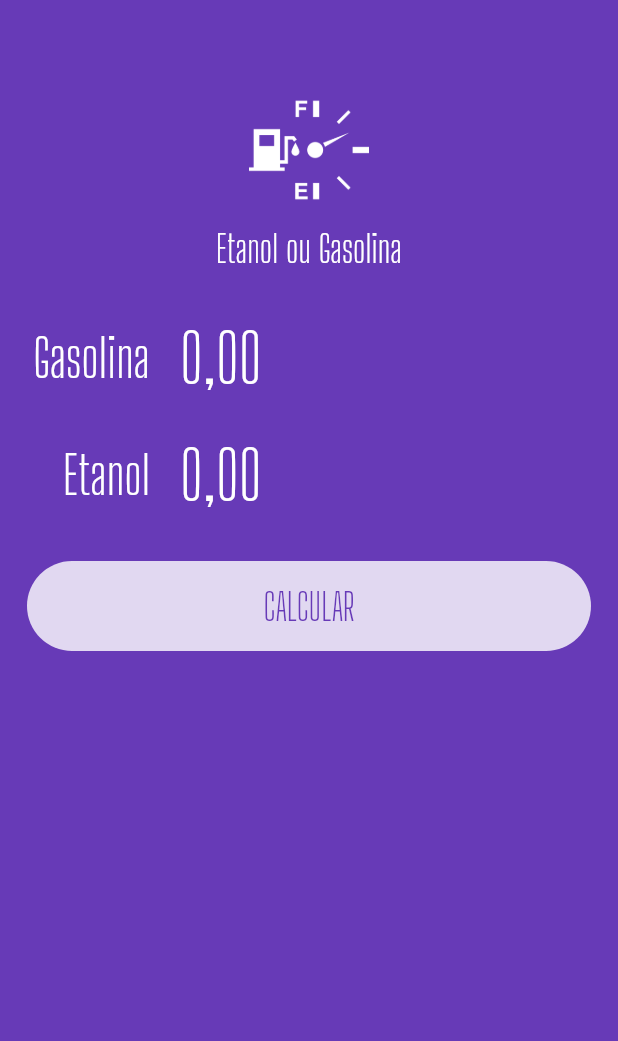
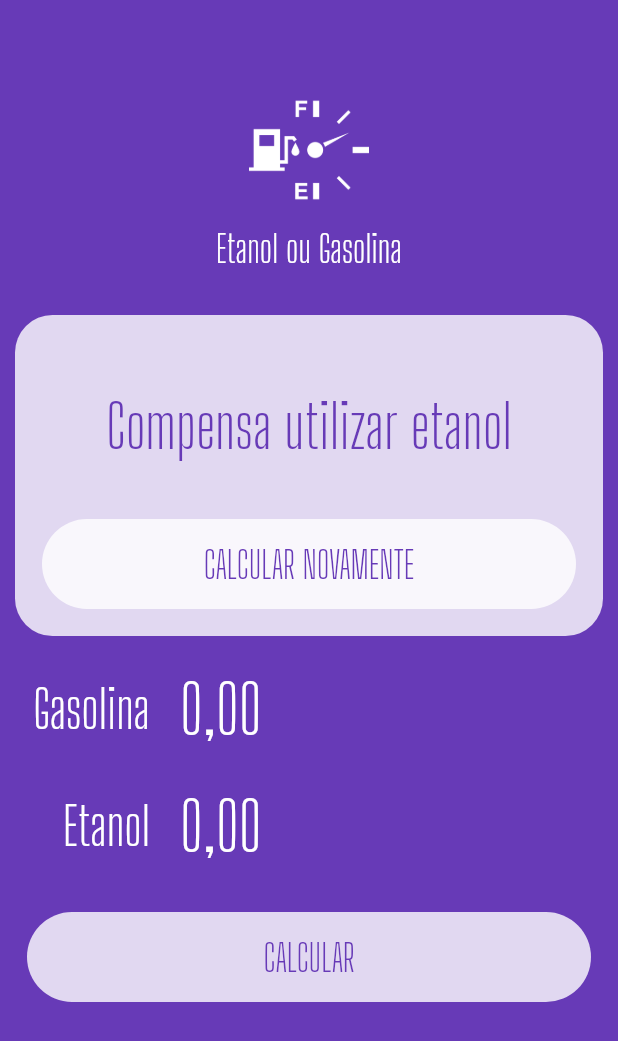
Before and after one commit to claylton/ethanol_or_gasoline, a Flutter app: the screen it shows after launch, on a phone screen of 412 x 824 dp. Shown: the top 1041 px of the screen. Run offline on Flutter 3.47's test engine with Material 2 defaults, Android fonts, the phone set to English and light mode, and no system bars; our stand-ins replace mask_text_input_formatter.

Commit message:
Feat: Add result card

```diff
--- a/lib/main.dart
+++ b/lib/main.dart
@@ -32,26 +32,67 @@
       body: ListView(
         children: <Widget>[
           const LogoWidget(),
+          Container(
+            margin: const EdgeInsets.all(10),
+            decoration: BoxDecoration(
+              color: Colors.white.withOpacity(0.8),
+              borderRadius: BorderRadius.circular(25),
+            ),
+            child: Column(
+              children: <Widget>[
+                const SizedBox(height: 50),
+                Text(
+                  "Compensa utilizar etanol",
+                  style: TextStyle(
+                    color: Theme.of(context).primaryColor,
+                    fontSize: 40,
+                    fontFamily: "Big Shoulders Display",
+                  ),
+                  textAlign: TextAlign.center,
+                ),
+                const SizedBox(height: 20),
+                TextButton(
+                  child: Container(
+                    margin: const EdgeInsets.all(10),
+                    height: 60,
+                    width: double.infinity,
+                    alignment: Alignment.center,
+                    decoration: BoxDecoration(
+                      color: Colors.white.withOpacity(0.8),
+                      // shape: BoxShape.circle,
+                      borderRadius: BorderRadius.circular(60),
+                    ),
+                    child: Text("CALCULAR NOVAMENTE",
+                        style: TextStyle(
+                          color: Theme.of(context).primaryColor,
+                          fontSize: 25,
+                          fontFamily: "Big Shoulders Display",
+                        )),
+                  ),
+                  onPressed: () {},
+                ),
+              ],
+            ),
+          ),
           InputWidget(label: "Gasolina"),
           InputWidget(label: "Etanol"),
           TextButton(
             child: Container(
               margin: const EdgeInsets.all(10),
               height: 60,
+              width: double.infinity,
               alignment: Alignment.center,
               decoration: BoxDecoration(
                 color: Colors.white.withOpacity(0.8),
                 // shape: BoxShape.circle,
                 borderRadius: BorderRadius.circular(60),
               ),
-              child: Text(
-                "CALCULAR",
-                style: TextStyle(
-                  color: Theme.of(context).primaryColor,
-                  fontSize: 25,
-                  fontFamily: "Big Shoulders Display",
-                )
-              ),
+              child: Text("CALCULAR",
+                  style: TextStyle(
+                    color: Theme.of(context).primaryColor,
+                    fontSize: 25,
+                    fontFamily: "Big Shoulders Display",
+                  )),
             ),
             onPressed: () {},
           ),
```
